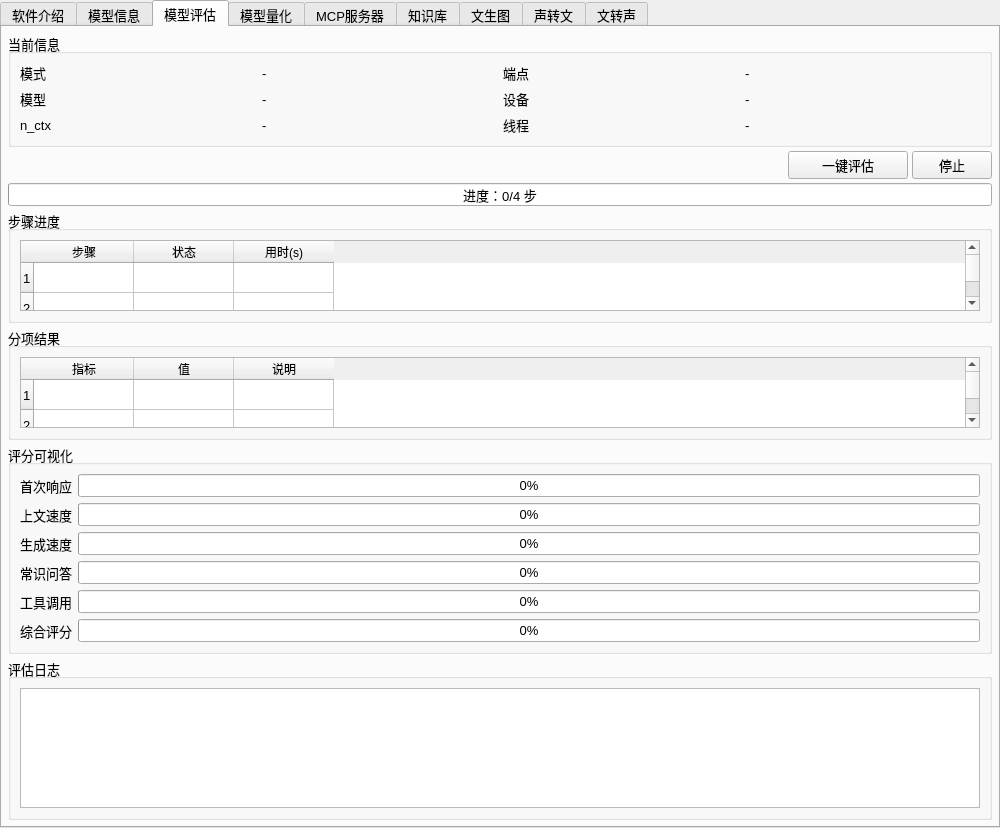
This is src/expend/expend.ui in ylsdamxssjxxdd/eva as Qt 5 draws it before an edit. The edited form follows.
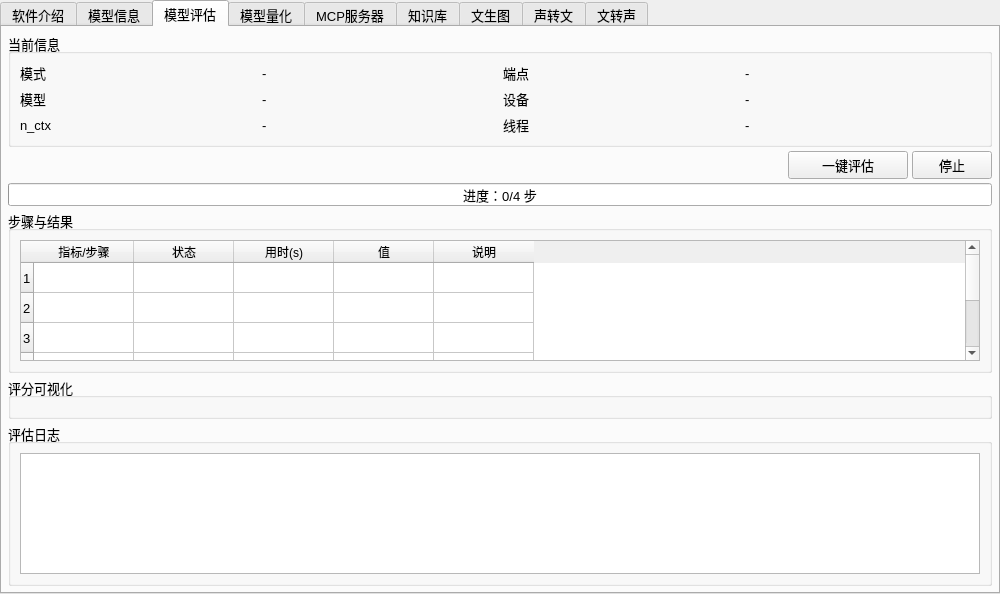
This is the edited form. Custom widgets are drawn as their Qt base class.

```diff
--- a/src/expend/expend.ui
+++ b/src/expend/expend.ui
@@ -170,31 +170,17 @@
          <property name="format"><string>进度：%v/%m 步</string></property>
         </widget>
        </item>
-       <item>
-        <widget class="QGroupBox" name="eval_steps_groupBox">
-         <property name="title"><string>步骤进度</string></property>
-         <layout class="QVBoxLayout" name="verticalLayout_eval_steps">
-          <item>
-           <widget class="QTableWidget" name="eval_steps">
-            <property name="columnCount"><number>3</number></property>
-            <property name="rowCount"><number>4</number></property>
-            <column><property name="text"><string>步骤</string></property></column>
-            <column><property name="text"><string>状态</string></property></column>
-            <column><property name="text"><string>用时(s)</string></property></column>
-           </widget>
-          </item>
-         </layout>
-        </widget>
-       </item>
        <item>
         <widget class="QGroupBox" name="eval_result_groupBox">
-         <property name="title"><string>分项结果</string></property>
+         <property name="title"><string>步骤与结果</string></property>
          <layout class="QVBoxLayout" name="verticalLayout_eval_table">
           <item>
            <widget class="QTableWidget" name="eval_table">
-            <property name="columnCount"><number>3</number></property>
+            <property name="columnCount"><number>5</number></property>
             <property name="rowCount"><number>6</number></property>
-            <column><property name="text"><string>指标</string></property></column>
+            <column><property name="text"><string>指标/步骤</string></property></column>
+            <column><property name="text"><string>状态</string></property></column>
+            <column><property name="text"><string>用时(s)</string></property></column>
             <column><property name="text"><string>值</string></property></column>
             <column><property name="text"><string>说明</string></property></column>
            </widget>
@@ -205,19 +191,10 @@
        <item>
         <widget class="QGroupBox" name="eval_score_groupBox">
          <property name="title"><string>评分可视化</string></property>
-         <layout class="QGridLayout" name="gridLayout_eval_score">
-          <item row="0" column="0"><widget class="QLabel" name="lbl_ttfb"><property name="text"><string>首次响应</string></property></widget></item>
-          <item row="0" column="1"><widget class="QProgressBar" name="eval_bar_ttfb"><property name="minimum"><number>0</number></property><property name="maximum"><number>100</number></property><property name="value"><number>0</number></property></widget></item>
-          <item row="1" column="0"><widget class="QLabel" name="lbl_prompt"><property name="text"><string>上文速度</string></property></widget></item>
-          <item row="1" column="1"><widget class="QProgressBar" name="eval_bar_prompt"><property name="minimum"><number>0</number></property><property name="maximum"><number>100</number></property><property name="value"><number>0</number></property></widget></item>
-          <item row="2" column="0"><widget class="QLabel" name="lbl_gen"><property name="text"><string>生成速度</string></property></widget></item>
-          <item row="2" column="1"><widget class="QProgressBar" name="eval_bar_gen"><property name="minimum"><number>0</number></property><property name="maximum"><number>100</number></property><property name="value"><number>0</number></property></widget></item>
-          <item row="3" column="0"><widget class="QLabel" name="lbl_qa"><property name="text"><string>常识问答</string></property></widget></item>
-          <item row="3" column="1"><widget class="QProgressBar" name="eval_bar_qa"><property name="minimum"><number>0</number></property><property name="maximum"><number>100</number></property><property name="value"><number>0</number></property></widget></item>
-          <item row="4" column="0"><widget class="QLabel" name="lbl_tool"><property name="text"><string>工具调用</string></property></widget></item>
-          <item row="4" column="1"><widget class="QProgressBar" name="eval_bar_tool"><property name="minimum"><number>0</number></property><property name="maximum"><number>100</number></property><property name="value"><number>0</number></property></widget></item>
-          <item row="5" column="0"><widget class="QLabel" name="lbl_final"><property name="text"><string>综合评分</string></property></widget></item>
-          <item row="5" column="1"><widget class="QProgressBar" name="eval_bar_final"><property name="minimum"><number>0</number></property><property name="maximum"><number>100</number></property><property name="value"><number>0</number></property></widget></item>
+         <layout class="QVBoxLayout" name="verticalLayout_eval_score">
+          <item>
+           <widget class="MiniBarChart" name="eval_bar_chart"/>
+          </item>
          </layout>
         </widget>
        </item>
@@ -4320,6 +4297,11 @@
    <extends>QPlainTextEdit</extends>
    <header>src/utils/neuronlogedit.h</header>
   </customwidget>
+  <customwidget>
+   <class>MiniBarChart</class>
+   <extends>QWidget</extends>
+   <header>src/utils/minibarchart.h</header>
+  </customwidget>
  </customwidgets>
  <resources/>
  <connections/>
```
Left out of the diff: 3 changed lines with no effect on the pictures.
